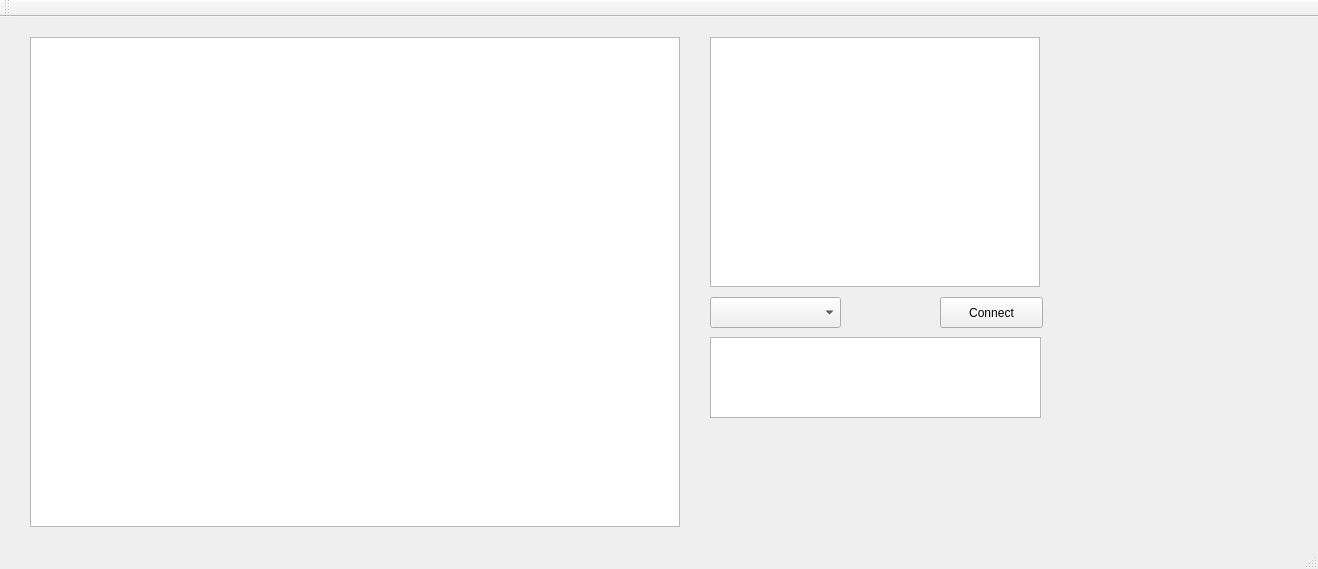
DeveloperPaul123/LaserScanner, file mainwindow.ui: the form before one commit.
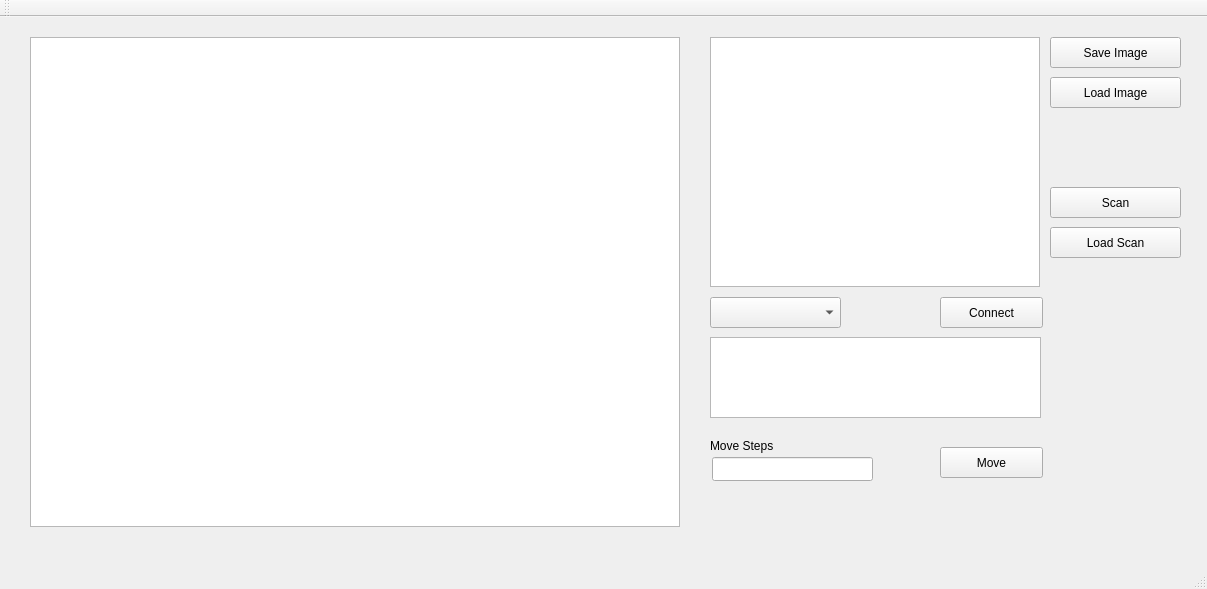
The form after the commit.

Commit message: Added bunch of ui stuff. Also added slots for button clicks. Need to figure out flow for scanning.

```diff
--- a/mainwindow.ui
+++ b/mainwindow.ui
@@ -6,8 +6,8 @@
    <rect>
     <x>0</x>
     <y>0</y>
-    <width>1318</width>
-    <height>569</height>
+    <width>1207</width>
+    <height>589</height>
    </rect>
   </property>
   <property name="windowTitle">
@@ -79,6 +79,94 @@
      </rect>
     </property>
    </widget>
+   <widget class="QLineEdit" name="moveLineEdit">
+    <property name="geometry">
+     <rect>
+      <x>712</x>
+      <y>440</y>
+      <width>161</width>
+      <height>24</height>
+     </rect>
+    </property>
+   </widget>
+   <widget class="QLabel" name="label">
+    <property name="geometry">
+     <rect>
+      <x>710</x>
+      <y>420</y>
+      <width>91</width>
+      <height>18</height>
+     </rect>
+    </property>
+    <property name="text">
+     <string>Move Steps</string>
+    </property>
+   </widget>
+   <widget class="QPushButton" name="moveButton">
+    <property name="geometry">
+     <rect>
+      <x>940</x>
+      <y>430</y>
+      <width>103</width>
+      <height>31</height>
+     </rect>
+    </property>
+    <property name="text">
+     <string>Move</string>
+    </property>
+   </widget>
+   <widget class="QPushButton" name="saveImageButton">
+    <property name="geometry">
+     <rect>
+      <x>1050</x>
+      <y>20</y>
+      <width>131</width>
+      <height>31</height>
+     </rect>
+    </property>
+    <property name="text">
+     <string>Save Image</string>
+    </property>
+   </widget>
+   <widget class="QPushButton" name="loadImageButton">
+    <property name="geometry">
+     <rect>
+      <x>1050</x>
+      <y>60</y>
+      <width>131</width>
+      <height>31</height>
+     </rect>
+    </property>
+    <property name="text">
+     <string>Load Image</string>
+    </property>
+   </widget>
+   <widget class="QPushButton" name="scanButton">
+    <property name="geometry">
+     <rect>
+      <x>1050</x>
+      <y>170</y>
+      <width>131</width>
+      <height>31</height>
+     </rect>
+    </property>
+    <property name="text">
+     <string>Scan</string>
+    </property>
+   </widget>
+   <widget class="QPushButton" name="loadScanButton">
+    <property name="geometry">
+     <rect>
+      <x>1050</x>
+      <y>210</y>
+      <width>131</width>
+      <height>31</height>
+     </rect>
+    </property>
+    <property name="text">
+     <string>Load Scan</string>
+    </property>
+   </widget>
   </widget>
   <widget class="QMenuBar" name="menuBar">
    <property name="geometry">
```
Left out of the diff: 2 changed lines with no effect on the pictures. The commit also changes 2 other files.
